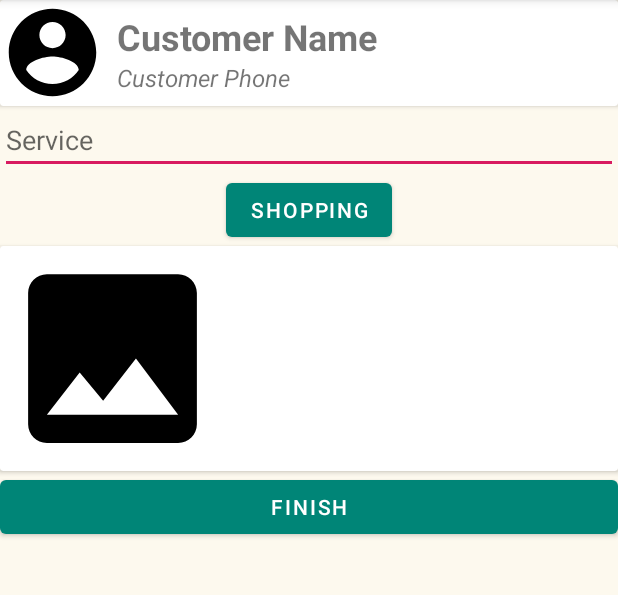
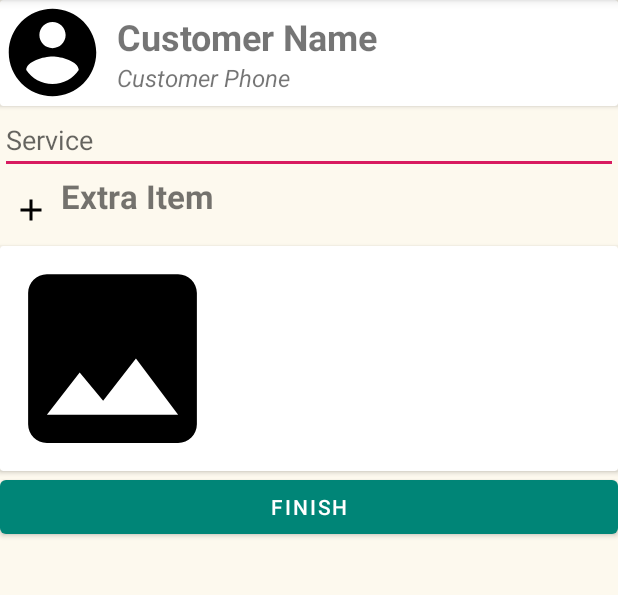
Before and after one commit to maheshpd/AndroidBarberStaffApp, an Android app: the DoneServicesActivity screen opened directly, with no data from a screen before it, on a phone screen of 412 x 824 dp, the part 84-679 px from its top. Run offline under Robolectric (Android 15) with nearby library versions, the phone set to English and light mode, and no system bars; our stand-ins replace ButterKnife, Firebase (no records; nobody signed in at launch, a user with empty details on screens opened directly); libraries missing offline, so code that uses them is left out: dmax.dialog, io.paperdb; 5 statements that could not run were skipped.

Commit message:
Staff app Load Extra Services

```diff
--- /dev/null
+++ b/app/src/main/java/com/example/androidbarberstaffapp/Interface/IBarberServicesLoadListener.java
@@ -0,0 +1,11 @@
+package com.example.androidbarberstaffapp.Interface;
+
+import com.example.androidbarberstaffapp.model.BarberServices;
+
+import java.util.List;
+
+public interface IBarberServicesLoadListener {
+    void onBarberServicesLoadSuccess(List<BarberServices> barberServicesList);
+
+    void onBarberServicesLoadFailed(String message);
+}
--- a/app/src/main/java/com/example/androidbarberstaffapp/activity/DoneServicesActivity.java
+++ b/app/src/main/java/com/example/androidbarberstaffapp/activity/DoneServicesActivity.java
@@ -1,21 +1,45 @@
 package com.example.androidbarberstaffapp.activity;
 
+import android.app.AlertDialog;
 import android.os.Bundle;
+import android.view.LayoutInflater;
+import android.view.View;
+import android.widget.AdapterView;
+import android.widget.ArrayAdapter;
 import android.widget.Button;
+import android.widget.ImageButton;
 import android.widget.ImageView;
 import android.widget.TextView;
+import android.widget.Toast;
 
+import androidx.annotation.NonNull;
 import androidx.appcompat.app.AppCompatActivity;
 import androidx.appcompat.widget.AppCompatAutoCompleteTextView;
 
 import com.example.androidbarberstaffapp.Common.Common;
+import com.example.androidbarberstaffapp.Interface.IBarberServicesLoadListener;
 import com.example.androidbarberstaffapp.R;
+import com.example.androidbarberstaffapp.model.BarberServices;
+import com.google.android.gms.tasks.OnCompleteListener;
+import com.google.android.gms.tasks.OnFailureListener;
+import com.google.android.gms.tasks.Task;
+import com.google.android.material.chip.Chip;
 import com.google.android.material.chip.ChipGroup;
+import com.google.firebase.firestore.DocumentSnapshot;
+import com.google.firebase.firestore.FirebaseFirestore;
+import com.google.firebase.firestore.QuerySnapshot;
+
+import java.util.ArrayList;
+import java.util.Collections;
+import java.util.Comparator;
+import java.util.HashSet;
+import java.util.List;
 
 import butterknife.BindView;
 import butterknife.ButterKnife;
+import dmax.dialog.SpotsDialog;
 
-public class DoneServicesActivity extends AppCompatActivity {
+public class DoneServicesActivity extends AppCompatActivity implements IBarberServicesLoadListener {
 
     @BindView(R.id.txt_customer_name)
     TextView txt_customer_name;
@@ -35,11 +59,19 @@ public class DoneServicesActivity extends AppCompatActivity {
     @BindView(R.id.img_customer_hair)
     ImageView img_customer_hair;
 
-    @BindView(R.id.btn_shopping)
-    Button btn_shopping;
+    @BindView(R.id.add_shopping)
+    ImageButton btn_shopping;
 
     @BindView(R.id.btn_finish)
     Button btn_finish;
+
+    AlertDialog dialog;
+
+    IBarberServicesLoadListener iBarberServicesLoadListener;
+
+    HashSet<BarberServices> servicesAdded = new HashSet<>();
+
+    LayoutInflater inflater;
 
     @Override
     protected void onCreate(Bundle savedInstanceState) {
@@ -48,11 +80,109 @@ public class DoneServicesActivity extends AppCompatActivity {
 
         ButterKnife.bind(this);
 
+        init();
+
         setCustomerInformation();
+
+        loadBarberServices();
+    }
+
+    private void init() {
+        dialog = new SpotsDialog.Builder().setContext(this).setCancelable(false)
+                .build();
+
+        inflater = LayoutInflater.from(this);
+        iBarberServicesLoadListener = this;
+    }
+
+    private void loadBarberServices() {
+        dialog.show();
+
+        FirebaseFirestore.getInstance()
+                .collection("AllSalon")
+                .document(Common.state_name)
+                .collection("Branch")
+                .document(Common.selected_salon.getSalonId())
+                .collection("Services")
+                .get()
+                .addOnFailureListener(new OnFailureListener() {
+                    @Override
+                    public void onFailure(@NonNull Exception e) {
+                        iBarberServicesLoadListener.onBarberServicesLoadFailed(e.getMessage());
+                    }
+                }).addOnCompleteListener(new OnCompleteListener<QuerySnapshot>() {
+            @Override
+            public void onComplete(@NonNull Task<QuerySnapshot> task) {
+                if (task.isSuccessful()) {
+                    List<BarberServices> barberServices = new ArrayList<>();
+                    for (DocumentSnapshot barberSnapshort : task.getResult()) {
+                        BarberServices services = barberSnapshort.toObject(BarberServices.class);
+                        barberServices.add(services);
+                    }
+                    iBarberServicesLoadListener.onBarberServicesLoadSuccess(barberServices);
+                }
+            }
+        });
     }
 
     private void setCustomerInformation() {
         txt_customer_name.setText(Common.currentBookingInformation.getCustomeName());
         txt_customer_phone.setText(Common.currentBookingInformation.getCustomerPhone());
     }
+
+    @Override
+    public void onBarberServicesLoadSuccess(List<BarberServices> barberServicesList) {
+        List<String> nameServices = new ArrayList<>();
+        //Sort alpha-bet
+        Collections.sort(barberServicesList, new Comparator<BarberServices>() {
+            @Override
+            public int compare(BarberServices barberServices, BarberServices t1) {
+                return barberServices.getName().compareTo(t1.getName());
+            }
+        });
+
+        //Add all name of services after sort
+        for (BarberServices barberServices : barberServicesList)
+            nameServices.add(barberServices.getName());
+
+        //Create Adapter
+        ArrayAdapter<String> adapter = new ArrayAdapter<>(this, android.R.layout.select_dialog_item, nameServices);
+        edt_services.setThreshold(1); //will start working from first character
+        edt_services.setAdapter(adapter);
+        edt_services.setOnItemClickListener(new AdapterView.OnItemClickListener() {
+            @Override
+            public void onItemClick(AdapterView<?> adapterView, View view, int i, long l) {
+                //Add to chip Group
+                int index = nameServices.indexOf(edt_services.getText().toString().trim());
+
+                if (!servicesAdded.contains(barberServicesList.get(index))) {
+                    servicesAdded.add(barberServicesList.get(index)); //We don't want to have duplicate services in list so we use HashSet
+                    Chip item = (Chip) inflater.inflate(R.layout.chip_item, null);
+                    item.setText(edt_services.getText().toString());
+                    item.setTag(index);
+                    edt_services.setText("");
+
+                    item.setOnCloseIconClickListener(new View.OnClickListener() {
+                        @Override
+                        public void onClick(View view) {
+                            chip_group_services.removeView(view);
+                            servicesAdded.remove(item.getTag());
+                        }
+                    });
+
+                    chip_group_services.addView(item);
+                } else {
+                    edt_services.setText("");
+                }
+            }
+        });
+
+        dialog.dismiss();
+    }
+
+    @Override
+    public void onBarberServicesLoadFailed(String message) {
+        Toast.makeText(this, message, Toast.LENGTH_SHORT).show();
+        dialog.dismiss();
+    }
 }
--- /dev/null
+++ b/app/src/main/res/drawable/ic_add_black_24dp.xml
@@ -0,0 +1,9 @@
+<vector xmlns:android="http://schemas.android.com/apk/res/android"
+    android:width="24dp"
+    android:height="24dp"
+    android:viewportWidth="24.0"
+    android:viewportHeight="24.0">
+    <path
+        android:fillColor="#FF000000"
+        android:pathData="M19,13h-6v6h-2v-6H5v-2h6V5h2v6h6v2z" />
+</vector>
--- a/app/src/main/res/layout/activity_done_services.xml
+++ b/app/src/main/res/layout/activity_done_services.xml
@@ -8,15 +8,6 @@
     tools:context=".activity.DoneServicesActivity">
 
     <Button
-        android:id="@+id/btn_shopping"
-        android:layout_width="wrap_content"
-        android:layout_height="wrap_content"
-        android:text="Shopping"
-        app:layout_constraintEnd_toEndOf="parent"
-        app:layout_constraintStart_toStartOf="parent"
-        app:layout_constraintTop_toBottomOf="@+id/chip_group_services" />
-
-    <Button
         android:id="@+id/btn_finish"
         android:layout_width="match_parent"
         android:layout_height="wrap_content"
@@ -24,6 +15,33 @@
         app:layout_constraintEnd_toEndOf="parent"
         app:layout_constraintStart_toStartOf="parent"
         app:layout_constraintTop_toBottomOf="@+id/cardView2" />
+
+    <LinearLayout
+        android:id="@+id/line"
+        android:layout_width="match_parent"
+        android:layout_height="wrap_content"
+        android:orientation="horizontal"
+        android:weightSum="1"
+        app:layout_constraintEnd_toEndOf="parent"
+        app:layout_constraintStart_toStartOf="parent"
+        app:layout_constraintTop_toBottomOf="@+id/chip_group_services">
+
+        <ImageButton
+            android:id="@+id/add_shopping"
+            style="@style/Widget.AppCompat.Button.Borderless"
+            android:layout_width="0dp"
+            android:layout_height="wrap_content"
+            android:layout_weight="0.1"
+            android:src="@drawable/ic_add_black_24dp" />
+
+        <TextView
+            android:layout_width="0dp"
+            android:layout_height="wrap_content"
+            android:layout_weight="0.9"
+            android:text="Extra Item"
+            android:textSize="22sp"
+            android:textStyle="bold" />
+    </LinearLayout>
 
     <androidx.appcompat.widget.AppCompatAutoCompleteTextView
         android:id="@+id/edt_services"
@@ -40,7 +58,7 @@
         android:layout_height="wrap_content"
         app:layout_constraintEnd_toEndOf="parent"
         app:layout_constraintStart_toStartOf="parent"
-        app:layout_constraintTop_toBottomOf="@+id/chip_group_shopping">
+        app:layout_constraintTop_toBottomOf="@+id/line">
 
         <LinearLayout
             android:layout_width="match_parent"
@@ -113,5 +131,5 @@
         android:layout_height="wrap_content"
         app:layout_constraintEnd_toEndOf="parent"
         app:layout_constraintStart_toStartOf="parent"
-        app:layout_constraintTop_toBottomOf="@+id/btn_shopping" />
+        app:layout_constraintTop_toBottomOf="@+id/edt_services" />
 </androidx.constraintlayout.widget.ConstraintLayout>
```
Also changed, not shown: app/src/main/java/com/example/androidbarberstaffapp/model/BarberServices.java (added, +30 -0 lines), app/src/main/res/layout/chip_item.xml (added, +9 -0 lines).
